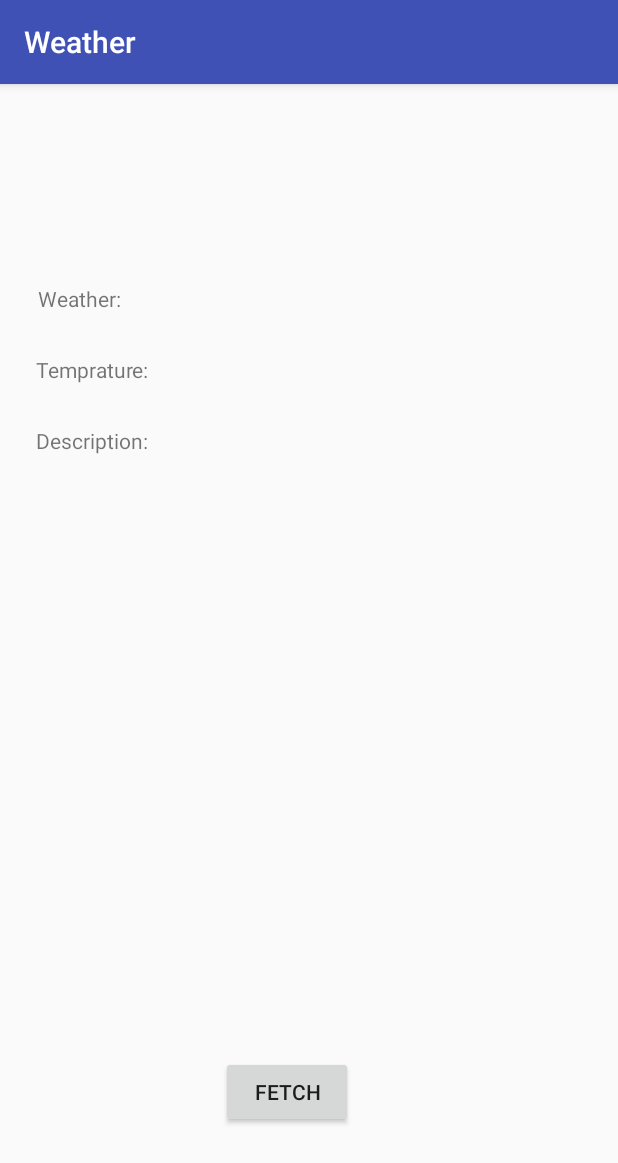
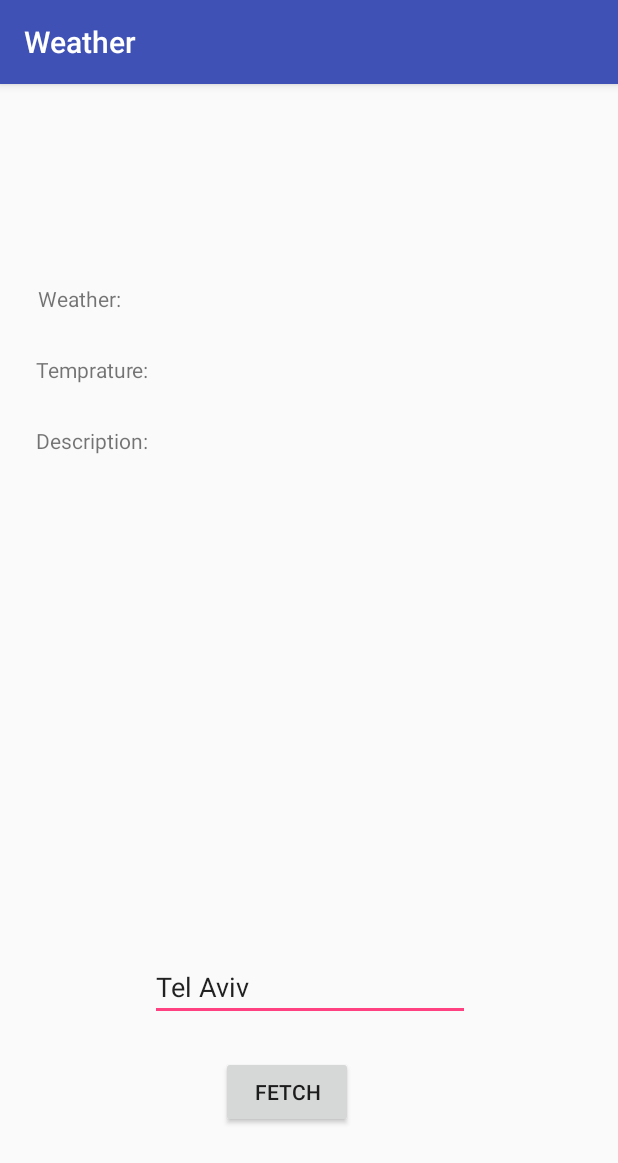
Before and after one commit to ransh93/MiLabNode, an Android app: the screen it shows after launch (MainActivity), after a tap on "FETCH", on a phone screen of 412 x 824 dp. Shown: the top 1163 px of the screen. Run offline under Robolectric (Android 15) with nearby library versions, the phone set to English and light mode, and no system bars; our stand-ins replace Volley; network calls fail.

Commit message:
Updated Android client application to support custom city

```diff
--- a/weather/client/app/src/main/java/com/idc/milab/weather/MainActivity.java
+++ b/weather/client/app/src/main/java/com/idc/milab/weather/MainActivity.java
@@ -4,6 +4,7 @@ import android.app.ProgressDialog;
 import android.support.v7.app.AppCompatActivity;
 import android.os.Bundle;
 import android.view.View;
+import android.widget.EditText;
 import android.widget.TextView;
 import android.widget.Toast;
 
@@ -17,11 +18,12 @@ public class MainActivity extends AppCompatActivity {
 
 	public void fetchWeather(final View view) {
 		final WeatherFetcher fetcher = new WeatherFetcher(view.getContext());
+		final String city = ((EditText)findViewById(R.id.edit_city)).getText().toString();
 		final ProgressDialog progressDialog = new ProgressDialog(this);
-		progressDialog.setMessage("Fetching weather...");
+		progressDialog.setMessage("Fetching weather for " + city + "...");
 		progressDialog.show();
 
-		fetcher.dispatchRequest(new WeatherFetcher.WeatherResponseListener() {
+		fetcher.dispatchRequest(city, new WeatherFetcher.WeatherResponseListener() {
 			@Override
 			public void onResponse(WeatherFetcher.WeatherResponse response) {
 				progressDialog.hide();
--- a/weather/client/app/src/main/java/com/idc/milab/weather/WeatherFetcher.java
+++ b/weather/client/app/src/main/java/com/idc/milab/weather/WeatherFetcher.java
@@ -50,8 +50,17 @@ public class WeatherFetcher {
 		return new WeatherResponse(true, null, 0, null, 0, 0, null);
 	}
 
-	public void dispatchRequest(final WeatherResponseListener listener) {
-		JsonObjectRequest req = new JsonObjectRequest(Request.Method.GET, REQUEST_URL, null,
+	public void dispatchRequest(final String city, final WeatherResponseListener listener) {
+		JSONObject postBody = new JSONObject();
+		try {
+			postBody.put("city", city);
+		}
+		catch (JSONException e) {
+			listener.onResponse(createErrorResponse());
+			return;
+		}
+
+		JsonObjectRequest req = new JsonObjectRequest(Request.Method.POST, REQUEST_URL, postBody,
 				new Response.Listener<JSONObject>() {
 					@Override
 					public void onResponse(JSONObject response) {
--- a/weather/client/app/src/main/res/layout/activity_main.xml
+++ b/weather/client/app/src/main/res/layout/activity_main.xml
@@ -74,4 +74,18 @@
         android:layout_marginTop="232dp"
         app:layout_constraintStart_toEndOf="@+id/textView3"
         app:layout_constraintTop_toTopOf="parent"/>
+
+    <EditText
+        android:id="@+id/edit_city"
+        android:layout_width="wrap_content"
+        android:layout_height="wrap_content"
+        android:layout_marginStart="85dp"
+        android:layout_marginEnd="84dp"
+        android:layout_marginBottom="23dp"
+        android:ems="10"
+        android:inputType="textPersonName"
+        android:text="Tel Aviv"
+        app:layout_constraintBottom_toTopOf="@+id/fetch_button"
+        app:layout_constraintEnd_toEndOf="parent"
+        app:layout_constraintStart_toStartOf="parent"/>
 </android.support.constraint.ConstraintLayout>
```
